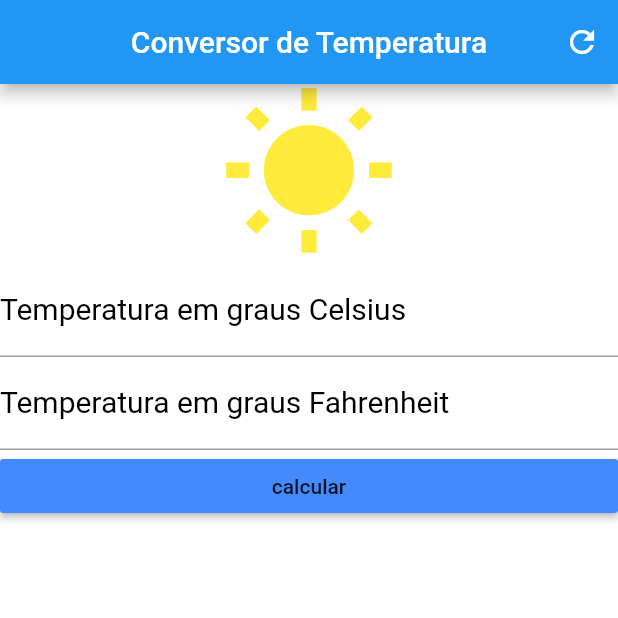
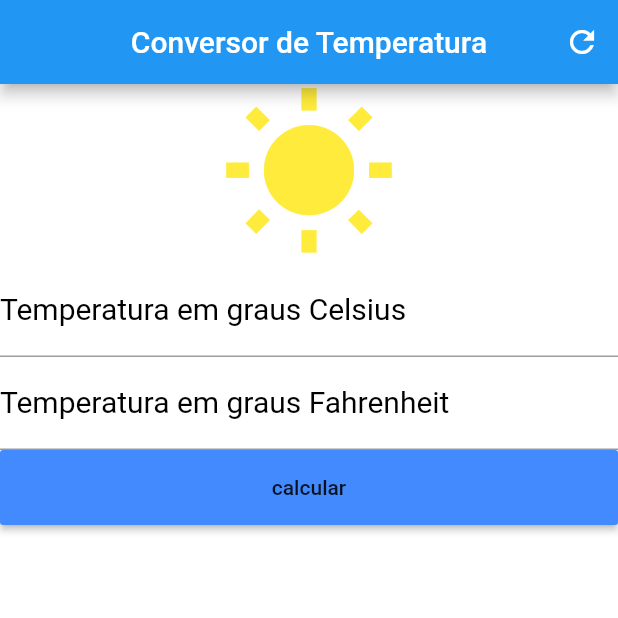
Before and after one commit to jodair/conversor_temperatura, a Flutter app: the screen it shows after launch, on a phone screen of 412 x 824 dp, the top half of it. Run offline on Flutter 3.47's test engine with Material 2 defaults, Android fonts, the phone set to English and light mode, and no system bars.

Commit message:
Button melhorado

```diff
--- a/lib/main.dart
+++ b/lib/main.dart
@@ -35,6 +35,11 @@ class _HomeState extends State<Home>{
       color: Colors.blueAccent,
     );
 
+    Container containerBtn = Container(
+      height: 50.0,
+      child: raisedButton,
+    );
+
     TextField tempCelsius = TextField(
       keyboardType: TextInputType.number,
       decoration: InputDecoration(
@@ -58,7 +63,7 @@ class _HomeState extends State<Home>{
     Column column = Column(
       crossAxisAlignment: CrossAxisAlignment.stretch,
       children: <Widget>[
-        icon, tempCelsius, tempFahrenheit, raisedButton,
+        icon, tempCelsius, tempFahrenheit, containerBtn,
 
       ],
     );
```
